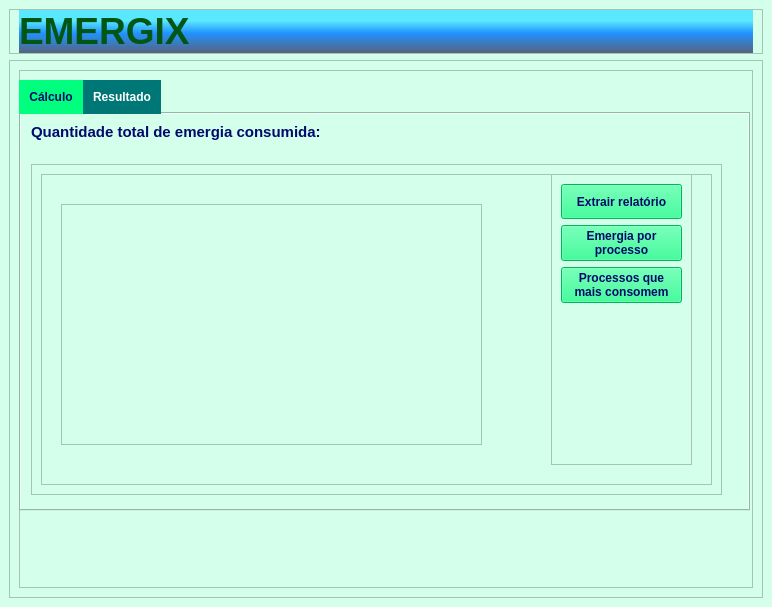
First picture: the form in APS.ui, repository Geovanna06/Emergix, before the edit.
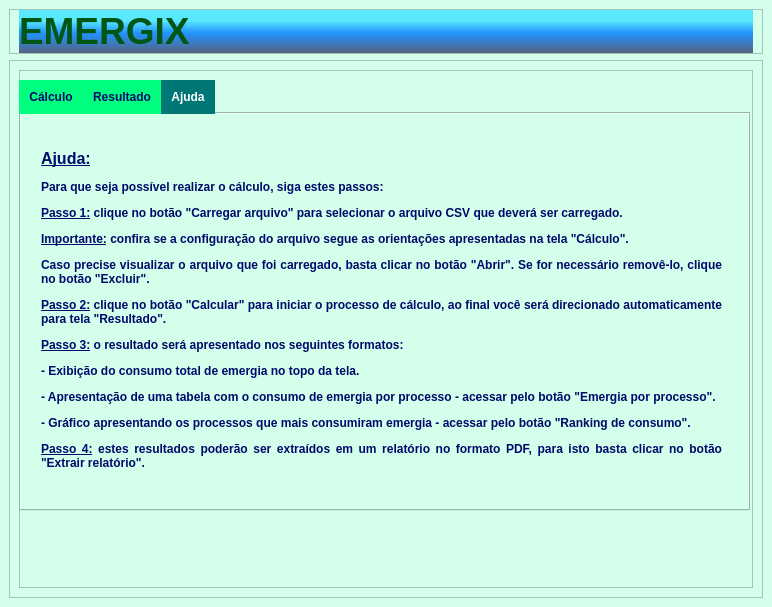
Second picture: the form after the edit. Icons and pictures are not drawn.

Commit message: Adicionando área de ajuda

The edit to the form file:
```diff
--- a/APS.ui
+++ b/APS.ui
@@ -153,6 +153,7 @@
           </property>
           <property name="font">
            <font>
+            <pointsize>9</pointsize>
             <weight>75</weight>
             <bold>true</bold>
            </font>
@@ -194,7 +195,7 @@
 }</string>
           </property>
           <property name="currentIndex">
-           <number>1</number>
+           <number>2</number>
           </property>
           <widget class="QWidget" name="tabCalculo">
            <attribute name="title">
@@ -436,7 +437,7 @@
                  <rect>
                   <x>10</x>
                   <y>10</y>
-                  <width>461</width>
+                  <width>481</width>
                   <height>281</height>
                  </rect>
                 </property>
@@ -461,7 +462,7 @@
                    <rect>
                     <x>10</x>
                     <y>20</y>
-                    <width>421</width>
+                    <width>451</width>
                     <height>241</height>
                    </rect>
                   </property>
@@ -471,7 +472,7 @@
                <widget class="QFrame" name="ctBtnGraficos">
                 <property name="geometry">
                  <rect>
-                  <x>510</x>
+                  <x>519</x>
                   <y>0</y>
                   <width>141</width>
                   <height>291</height>
@@ -579,8 +580,8 @@
                     <bool>false</bool>
                    </property>
                    <property name="text">
-                    <string>Processos que 
-mais consomem</string>
+                    <string>Ranking de 
+consumo</string>
                    </property>
                    <property name="flat">
                     <bool>false</bool>
@@ -607,6 +608,27 @@
             </layout>
            </widget>
           </widget>
+          <widget class="QWidget" name="tab">
+           <attribute name="title">
+            <string>Ajuda</string>
+           </attribute>
+           <widget class="QLabel" name="lblAjuda">
+            <property name="geometry">
+             <rect>
+              <x>20</x>
+              <y>10</y>
+              <width>681</width>
+              <height>371</height>
+             </rect>
+            </property>
+            <property name="text">
+             <string>&lt;html&gt;&lt;head/&gt;&lt;body&gt;&lt;p&gt;&lt;span style=&quot; font-size:12pt; text-decoration: underline;&quot;&gt;Ajuda:&lt;/span&gt;&lt;/p&gt;&lt;p&gt;&lt;span style=&quot; font-size:9pt;&quot;&gt;Para que seja possível realizar o cálculo, siga estes passos:&lt;/span&gt;&lt;/p&gt;&lt;p align=&quot;justify&quot;&gt;&lt;span style=&quot; font-size:9pt; text-decoration: underline;&quot;&gt;Passo 1:&lt;/span&gt;&lt;span style=&quot; font-size:9pt;&quot;&gt; clique no botão &amp;quot;Carregar arquivo&amp;quot; para selecionar o arquivo CSV que deverá ser carregado.&lt;/span&gt;&lt;/p&gt;&lt;p align=&quot;justify&quot;&gt;&lt;span style=&quot; font-size:9pt; text-decoration: underline;&quot;&gt;Importante:&lt;/span&gt;&lt;span style=&quot; font-size:9pt;&quot;&gt; confira se a configuração do arquivo segue as orientações apresentadas na tela &amp;quot;Cálculo&amp;quot;.&lt;/span&gt;&lt;/p&gt;&lt;p align=&quot;justify&quot;&gt;&lt;span style=&quot; font-size:9pt;&quot;&gt;Caso precise visualizar o arquivo que foi carregado, basta clicar no botão &amp;quot;Abrir&amp;quot;. Se for necessário removê-lo, clique no botão &amp;quot;Excluir&amp;quot;.&lt;/span&gt;&lt;/p&gt;&lt;p align=&quot;justify&quot;&gt;&lt;span style=&quot; font-size:9pt; text-decoration: underline;&quot;&gt;Passo 2:&lt;/span&gt;&lt;span style=&quot; font-size:9pt;&quot;&gt; clique no botão &amp;quot;Calcular&amp;quot; para iniciar o processo de cálculo, ao final você será direcionado automaticamente para tela &amp;quot;Resultado&amp;quot;.&lt;/span&gt;&lt;/p&gt;&lt;p align=&quot;justify&quot;&gt;&lt;span style=&quot; font-size:9pt; text-decoration: underline;&quot;&gt;Passo 3:&lt;/span&gt;&lt;span style=&quot; font-size:9pt;&quot;&gt; o resultado será apresentado nos seguintes formatos:&lt;/span&gt;&lt;/p&gt;&lt;p align=&quot;justify&quot;&gt;&lt;span style=&quot; font-size:9pt;&quot;&gt;- Exibição do consumo total de emergia no topo da tela.&lt;/span&gt;&lt;/p&gt;&lt;p align=&quot;justify&quot;&gt;&lt;span style=&quot; font-size:9pt;&quot;&gt;- Apresentação de uma tabela com o consumo de emergia por processo - acessar pelo botão &amp;quot;Emergia por processo&amp;quot;. &lt;/span&gt;&lt;/p&gt;&lt;p align=&quot;justify&quot;&gt;&lt;span style=&quot; font-size:9pt;&quot;&gt;- Gráfico apresentando os processos que mais consumiram emergia - acessar pelo botão &amp;quot;Ranking de consumo&amp;quot;.&lt;/span&gt;&lt;/p&gt;&lt;p align=&quot;justify&quot;&gt;&lt;span style=&quot; font-size:9pt; text-decoration: underline;&quot;&gt;Passo 4:&lt;/span&gt;&lt;span style=&quot; font-size:9pt;&quot;&gt; estes resultados poderão ser extraídos em um relatório no formato PDF, para isto basta clicar no botão &amp;quot;Extrair relatório&amp;quot;.&lt;/span&gt;&lt;/p&gt;&lt;/body&gt;&lt;/html&gt;</string>
+            </property>
+            <property name="wordWrap">
+             <bool>true</bool>
+            </property>
+           </widget>
+          </widget>
          </widget>
         </widget>
        </item>
```
Left out of the diff: 7 changed lines with no effect on the pictures. The commit also changes 1 other file.
